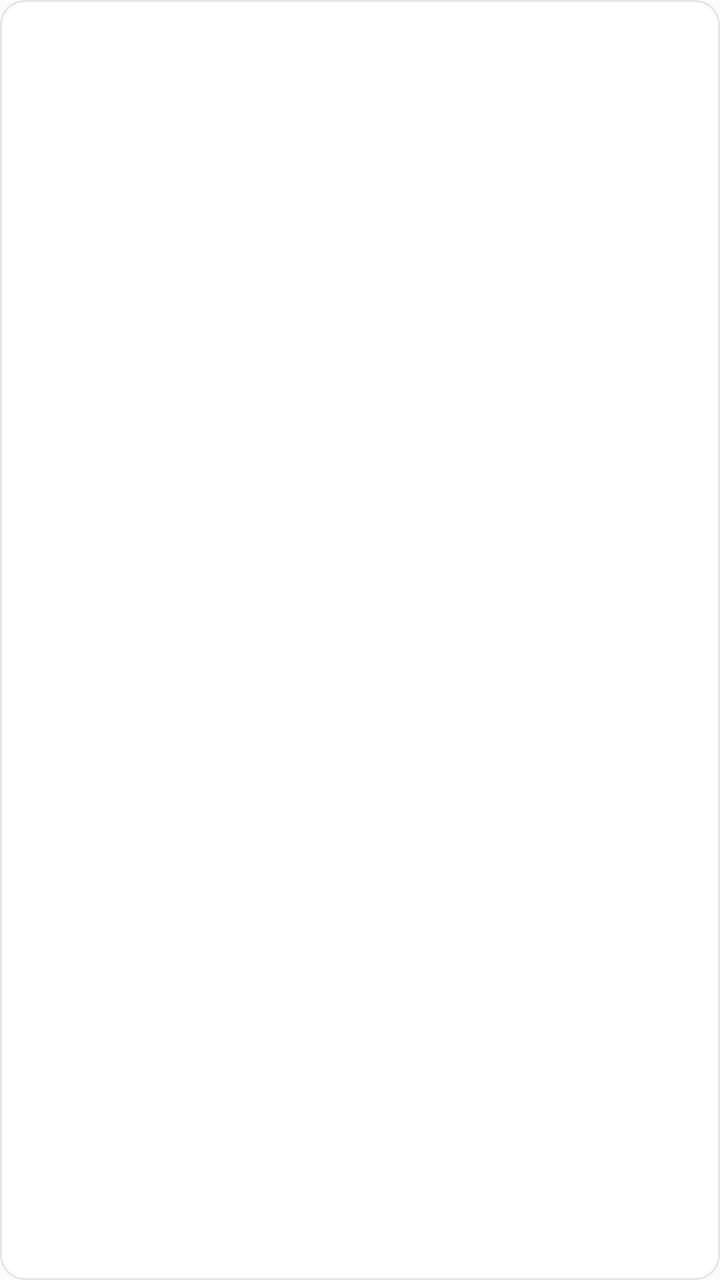
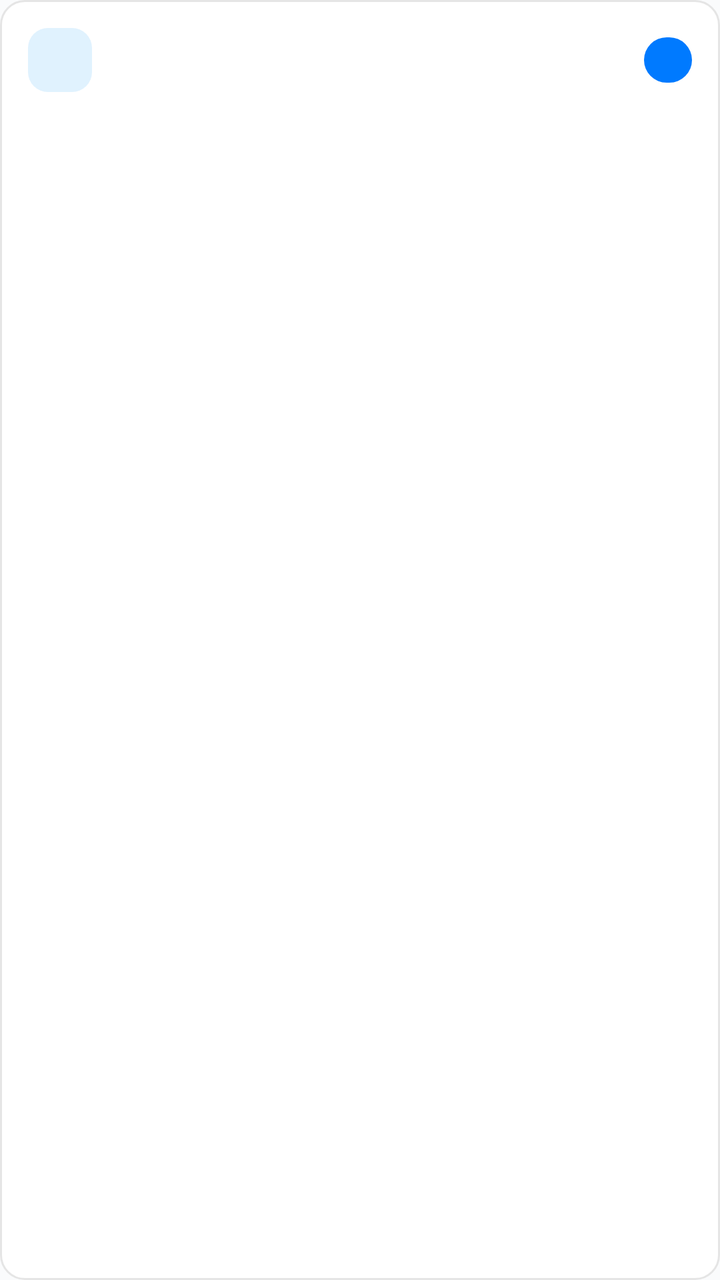

Before-and-after screenshots of an Android layout around one commit, followed by the original layout XML and the change that was made.
<!-- AndroidManifest.xml: application theme Theme.TaskManager -->
<!-- res/layout/item_home_category.xml -->
<?xml version="1.0" encoding="utf-8"?>
<LinearLayout xmlns:android="http://schemas.android.com/apk/res/android"
    android:id="@+id/category_root"
    android:layout_width="match_parent"
    android:layout_height="match_parent"
    android:background="@drawable/bg_card"
    android:gravity="center"
    android:orientation="vertical"
    android:padding="12dp">

    <ImageView
        android:id="@+id/category_icon"
        android:layout_width="36dp"
        android:layout_height="36dp"
        android:contentDescription="@null" />

    <TextView
        android:id="@+id/category_title"
        android:layout_width="wrap_content"
        android:layout_height="wrap_content"
        android:layout_marginTop="10dp"
        android:textColor="@color/text_primary"
        android:textSize="14sp"
        android:textStyle="bold" />
</LinearLayout>
<!-- resources referenced by this layout -->
<resources>
  <color name="text_primary">#1A1A1A</color>
  <!-- drawable bg_card (drawable) -->
  <?xml version="1.0" encoding="utf-8"?>
  <shape xmlns:android="http://schemas.android.com/apk/res/android">
      <solid android:color="@color/surface" />
      <corners android:radius="12dp" />
      <stroke
          android:width="1dp"
          android:color="@color/divider" />
  </shape>
  <style name="Theme.TaskManager" parent="Theme.Material3.Light.NoActionBar">
          <item name="colorPrimary">@color/primary</item>
          <item name="colorPrimaryDark">@color/primary_dark</item>
          <item name="colorSecondary">@color/primary</item>
          <item name="android:statusBarColor">@color/primary</item>
          <item name="android:navigationBarColor">@color/surface</item>
          <item name="android:windowBackground">@color/background</item>
          <item name="android:windowLightStatusBar">false</item>
      </style>
  <color name="surface">#FFFFFF</color>
  <color name="divider">#E5E5E5</color>
  <color name="primary">#007AFF</color>
  <color name="primary_dark">#0063D1</color>
  <color name="background">#FAFBFC</color>
</resources>

<!-- the commit's change to res/layout/item_home_category.xml (unified diff, before → after) -->
@@ -1,18 +1,52 @@
 <?xml version="1.0" encoding="utf-8"?>
 <LinearLayout xmlns:android="http://schemas.android.com/apk/res/android"
+    xmlns:app="http://schemas.android.com/apk/res-auto"
     android:id="@+id/category_root"
     android:layout_width="match_parent"
     android:layout_height="match_parent"
     android:background="@drawable/bg_card"
-    android:gravity="center"
     android:orientation="vertical"
-    android:padding="12dp">
+    android:padding="14dp">
 
-    <ImageView
-        android:id="@+id/category_icon"
-        android:layout_width="36dp"
-        android:layout_height="36dp"
-        android:contentDescription="@null" />
+    <LinearLayout
+        android:layout_width="match_parent"
+        android:layout_height="wrap_content"
+        android:gravity="center_vertical"
+        android:orientation="horizontal">
+
+        <FrameLayout
+            android:id="@+id/category_icon_bg"
+            android:layout_width="32dp"
+            android:layout_height="32dp"
+            android:background="@drawable/bg_icon_blue">
+
+            <ImageView
+                android:id="@+id/category_icon"
+                android:layout_width="18dp"
+                android:layout_height="18dp"
+                android:layout_gravity="center"
+                android:contentDescription="@null"
+                app:tint="@color/primary" />
+        </FrameLayout>
+
+        <Space
+            android:layout_width="0dp"
+            android:layout_height="1dp"
+            android:layout_weight="1" />
+
+        <TextView
+            android:id="@+id/category_count"
+            android:layout_width="wrap_content"
+            android:layout_height="wrap_content"
+            android:background="@drawable/bg_count_badge"
+            android:minWidth="24dp"
+            android:paddingHorizontal="8dp"
+            android:paddingVertical="4dp"
+            android:gravity="center"
+            android:textColor="@android:color/white"
+            android:textSize="11sp"
+            android:textStyle="bold" />
+    </LinearLayout>
 
     <TextView
         android:id="@+id/category_title"
<!-- resource entries referenced after the edit -->
@@ -10,6 +10,18 @@
           android:width="1dp"
           android:color="@color/divider" />
   </shape>
+  <!-- drawable bg_count_badge (drawable) -->
+  <?xml version="1.0" encoding="utf-8"?>
+  <shape xmlns:android="http://schemas.android.com/apk/res/android">
+      <solid android:color="@color/primary" />
+      <corners android:radius="999dp" />
+  </shape>
+  <!-- drawable bg_icon_blue (drawable) -->
+  <?xml version="1.0" encoding="utf-8"?>
+  <shape xmlns:android="http://schemas.android.com/apk/res/android">
+      <solid android:color="@color/icon_bg_blue" />
+      <corners android:radius="10dp" />
+  </shape>
   <style name="Theme.TaskManager" parent="Theme.Material3.Light.NoActionBar">
           <item name="colorPrimary">@color/primary</item>
           <item name="colorPrimaryDark">@color/primary_dark</item>
@@ -21,6 +33,7 @@
       </style>
   <color name="surface">#FFFFFF</color>
   <color name="divider">#E5E5E5</color>
+  <color name="icon_bg_blue">#E0F2FE</color>
   <color name="primary">#007AFF</color>
   <color name="primary_dark">#0063D1</color>
   <color name="background">#FAFBFC</color>
